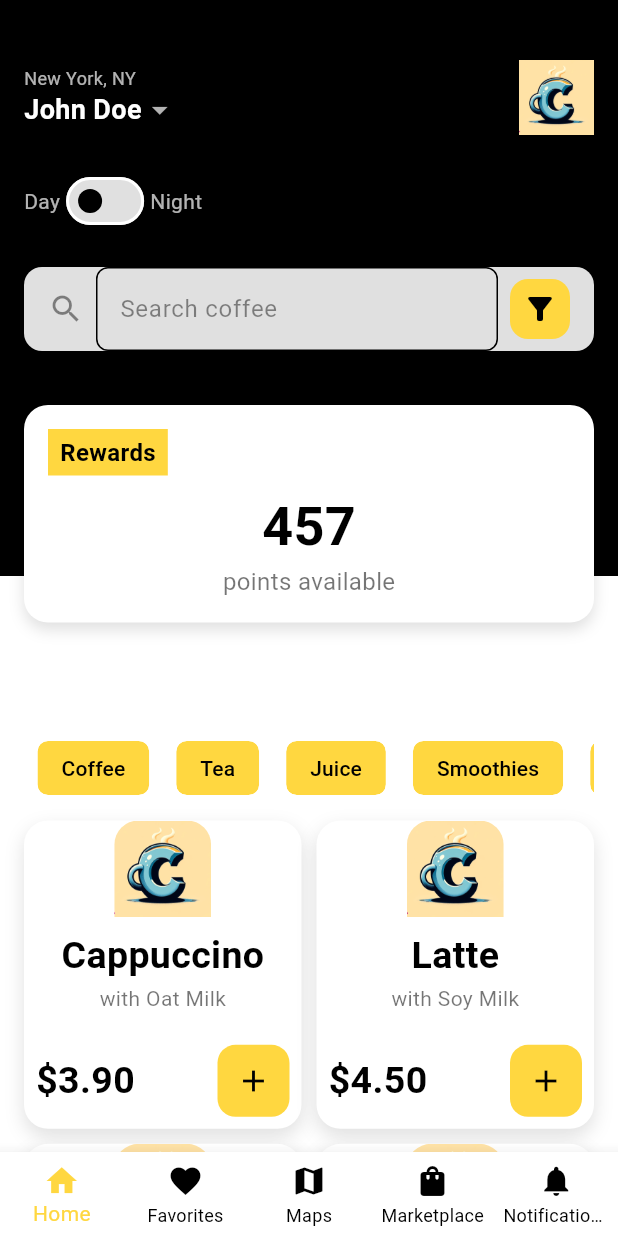
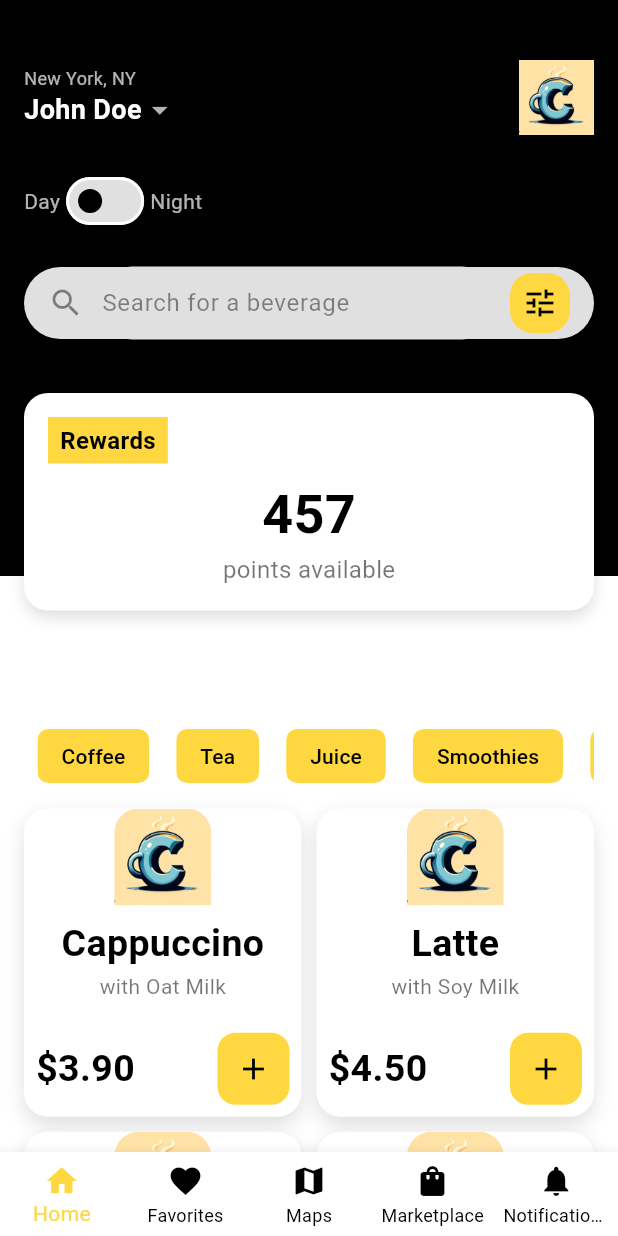
Before and after one commit to seena-kab/CupCompanion, a Flutter app: the HomeScreen screen opened by its route, on a phone screen of 412 x 824 dp. Run offline on Flutter 3.47's test engine with Material 3 defaults, Android fonts, the phone set to English and light mode, and no system bars; our stand-ins replace firebase_auth, firebase_core, firebase_database; accounts and stored records are empty.

Commit message:
updated UI for search bar

```diff
--- a/cup_companion/lib/screens/home_screen.dart
+++ b/cup_companion/lib/screens/home_screen.dart
@@ -434,42 +434,64 @@ class HomeScreenState extends State<HomeScreen> {
   }
 }
 
-// Search Bar widget
+/// Search Bar widget
 class SearchBar extends StatelessWidget {
   final bool isNightMode;
   final VoidCallback onFilterTap;
 
   const SearchBar({
+    Key? key, // Added key parameter
     required this.isNightMode,
     required this.onFilterTap,
-  });
+  }) : super(key: key); // Passing key to the super constructor
 
   @override
   Widget build(BuildContext context) {
     return Container(
       padding: const EdgeInsets.symmetric(horizontal: 16),
       decoration: BoxDecoration(
-        color: isNightMode ? Colors.grey[800] : Colors.grey[300],
-        borderRadius: BorderRadius.circular(12),
+        color: isNightMode ? Colors.grey[900] : Colors.grey[300], // Background for the entire search bar
+        borderRadius: BorderRadius.circular(30), // Rounded corners for the whole container
       ),
       child: Row(
         children: [
           Icon(
             Icons.search,
-            color: isNightMode ? Colors.white70 : Colors.black45,
+            color: isNightMode ? Colors.white70 : Colors.black45, // Search icon color
           ),
           const SizedBox(width: 8),
           Expanded(
             child: TextField(
               decoration: InputDecoration(
-                hintText: 'Search coffee',
+                hintText: 'Search for a beverage',
                 hintStyle: TextStyle(
-                  color: isNightMode ? Colors.white70 : Colors.black45,
+                  color: isNightMode ? Colors.white70 : Colors.black45, // Hint text color
                 ),
-                border: InputBorder.none,
+                border: OutlineInputBorder( // Here we explicitly control the border
+                  borderRadius: BorderRadius.circular(30),
+                  borderSide: BorderSide(
+                    color: isNightMode ? Colors.grey[900]! : Colors.grey[300]!, // Same as the background color
+                    width: 0.0, // Set border width to 0
+                  ),
+                ),
+                focusedBorder: OutlineInputBorder( // For when the TextField is focused
+                  borderRadius: BorderRadius.circular(30),
+                  borderSide: BorderSide(
+                    color: isNightMode ? Colors.grey[900]! : Colors.grey[300]!, // Same as the background color
+                    width: 0.0,
+                  ),
+                ),
+                enabledBorder: OutlineInputBorder( // For when the TextField is not focused
+                  borderRadius: BorderRadius.circular(30),
+                  borderSide: BorderSide(
+                    color: isNightMode ? Colors.grey[900]! : Colors.grey[300]!, // Same as the background color
+                    width: 0.0,
+                  ),
+                ),
+                contentPadding: const EdgeInsets.symmetric(vertical: 10), // Adjust height of the TextField
               ),
               style: TextStyle(
-                color: isNightMode ? Colors.white : Colors.black,
+                color: isNightMode ? Colors.white : Colors.black, // Text color
               ),
             ),
           ),
@@ -479,11 +501,11 @@ class SearchBar extends StatelessWidget {
             child: Container(
               padding: const EdgeInsets.all(8),
               decoration: BoxDecoration(
-                color: Colors.amberAccent,
-                borderRadius: BorderRadius.circular(12),
+                color: Colors.amberAccent, // Filter button background
+                borderRadius: BorderRadius.circular(15), // Rounded corners for filter button
               ),
               child: const Icon(
-                Icons.filter_alt,
+                Icons.tune, // Filter button icon
                 color: Colors.black,
               ),
             ),
```
